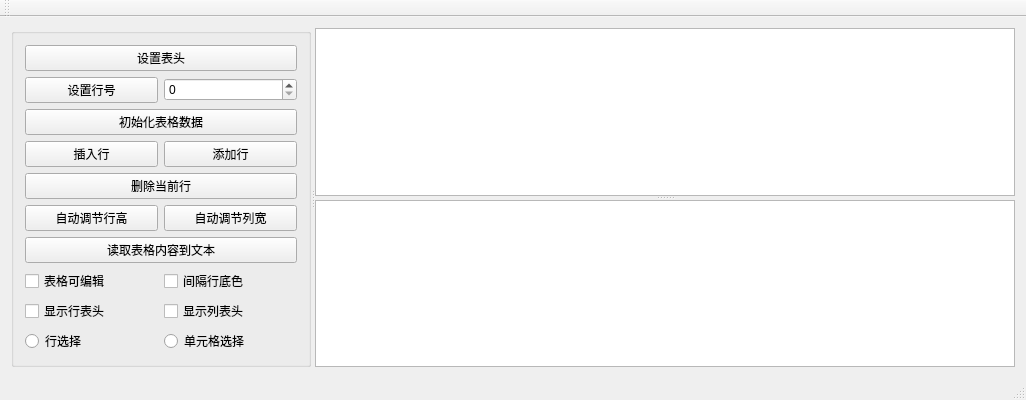
Old version of the form chap04/samp4_9/mainwindow.ui in the repository LIKESCX/qt_Study.
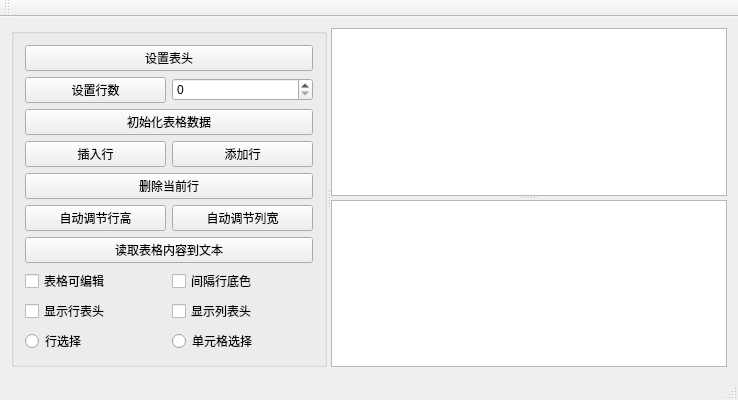
New version of the form.

```diff
--- a/chap04/samp4_9/mainwindow.ui
+++ b/chap04/samp4_9/mainwindow.ui
@@ -6,10 +6,16 @@
    <rect>
     <x>0</x>
     <y>0</y>
-    <width>665</width>
-    <height>363</height>
+    <width>738</width>
+    <height>386</height>
    </rect>
   </property>
+  <property name="minimumSize">
+   <size>
+    <width>0</width>
+    <height>0</height>
+   </size>
+  </property>
   <property name="windowTitle">
    <string>QTableWidget的使用</string>
   </property>
@@ -47,7 +53,7 @@
         <item row="1" column="0">
          <widget class="QPushButton" name="pushButton_2">
           <property name="text">
-           <string>设置行号</string>
+           <string>设置行数</string>
           </property>
          </widget>
         </item>
@@ -150,7 +156,7 @@
       <widget class="QSplitter" name="splitter">
        <property name="minimumSize">
         <size>
-         <width>700</width>
+         <width>0</width>
          <height>0</height>
         </size>
        </property>
```
Left out of the diff: 14 changed lines with no effect on the pictures.
